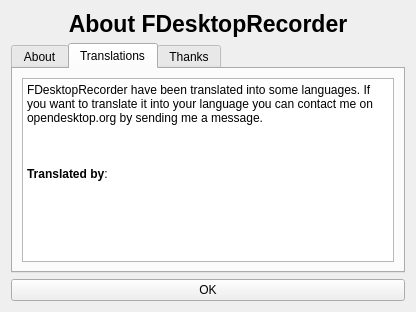
First picture: the form in source/dialogs/about/aboutprog.ui, repository froksen/FDesktopRecorder, before the edit.
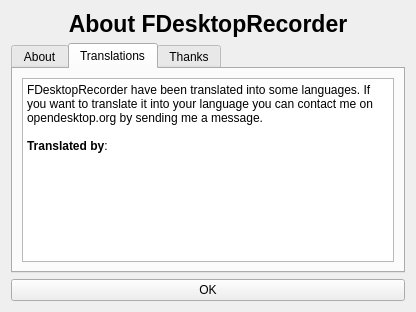
Second picture: the form after the edit. The open tabs and pages were chosen to show the change. Icons and pictures are not drawn.

```diff
--- a/source/dialogs/about/aboutprog.ui
+++ b/source/dialogs/about/aboutprog.ui
@@ -96,10 +96,7 @@
 &lt;/style&gt;&lt;/head&gt;&lt;body style=&quot; font-family:'Sans Serif'; font-size:9pt; font-weight:400; font-style:normal;&quot;&gt;
 &lt;p style=&quot; margin-top:0px; margin-bottom:0px; margin-left:0px; margin-right:0px; -qt-block-indent:0; text-indent:0px;&quot;&gt;FDesktopRecorder have been translated into some languages. If you want to translate it into your language you can contact me on opendesktop.org by sending me a message.&lt;/p&gt;
 &lt;p style=&quot;-qt-paragraph-type:empty; margin-top:0px; margin-bottom:0px; margin-left:0px; margin-right:0px; -qt-block-indent:0; text-indent:0px;&quot;&gt;&lt;/p&gt;
-&lt;p style=&quot; margin-top:0px; margin-bottom:0px; margin-left:0px; margin-right:0px; -qt-block-indent:0; text-indent:0px;&quot;&gt;&lt;br /&gt;&lt;/p&gt;
-&lt;p style=&quot; margin-top:0px; margin-bottom:0px; margin-left:0px; margin-right:0px; -qt-block-indent:0; text-indent:0px;&quot;&gt;&lt;span style=&quot; font-weight:600;&quot;&gt;Translated by&lt;/span&gt;:&lt;/p&gt;
-&lt;p style=&quot;-qt-paragraph-type:empty; margin-top:0px; margin-bottom:0px; margin-left:0px; margin-right:0px; -qt-block-indent:0; text-indent:0px;&quot;&gt;&lt;/p&gt;
-&lt;p style=&quot; margin-top:0px; margin-bottom:0px; margin-left:0px; margin-right:0px; -qt-block-indent:0; text-indent:0px;&quot;&gt;&lt;br /&gt;&lt;/p&gt;&lt;/body&gt;&lt;/html&gt;</string>
+&lt;p style=&quot; margin-top:0px; margin-bottom:0px; margin-left:0px; margin-right:0px; -qt-block-indent:0; text-indent:0px;&quot;&gt;&lt;span style=&quot; font-weight:600;&quot;&gt;Translated by&lt;/span&gt;:&lt;/p&gt;&lt;/body&gt;&lt;/html&gt;</string>
          </property>
         </widget>
        </item>
```
Left out of the diff: 2 changed lines with no effect on the pictures.
